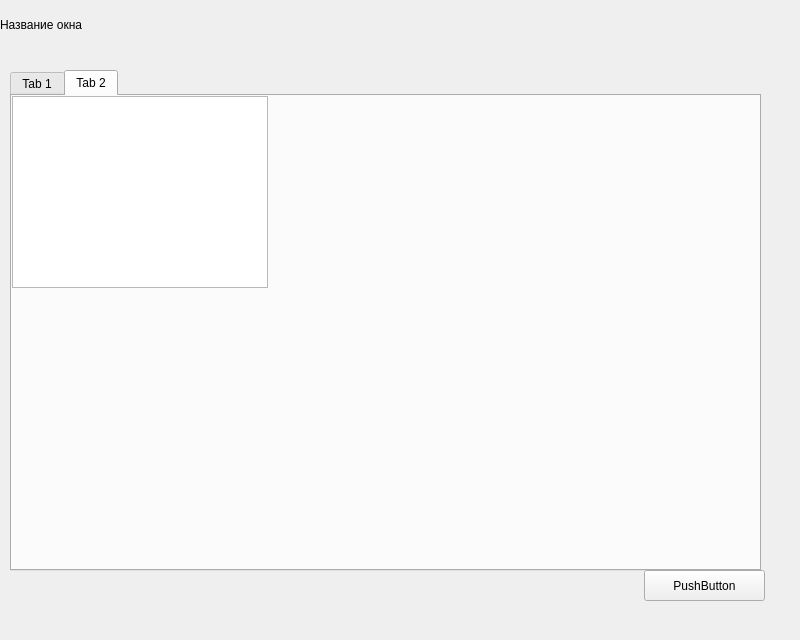
Before: the Qt Designer form Client/tableanalisyswindow.ui in VTshniki/ork, drawn with Qt 5.
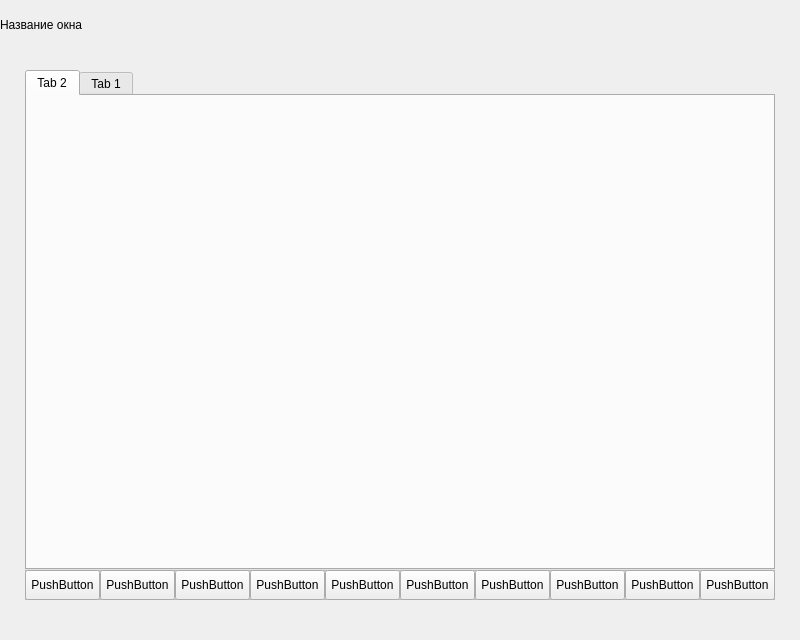
After: the same form once the commit is applied. The open tabs and pages were chosen to show the change.

Patch:
```diff
--- a/Client/tableanalisyswindow.ui
+++ b/Client/tableanalisyswindow.ui
@@ -16,15 +16,20 @@
   <widget class="QTabWidget" name="tabWidget">
    <property name="geometry">
     <rect>
-     <x>10</x>
+     <x>25</x>
      <y>70</y>
-     <width>751</width>
-     <height>501</height>
+     <width>750</width>
+     <height>500</height>
     </rect>
    </property>
    <property name="currentIndex">
     <number>1</number>
    </property>
+   <widget class="QWidget" name="tab_2">
+    <attribute name="title">
+     <string>Tab 2</string>
+    </attribute>
+   </widget>
    <widget class="QWidget" name="tab">
     <attribute name="title">
      <string>Tab 1</string>
@@ -43,21 +48,6 @@
      </property>
     </widget>
    </widget>
-   <widget class="QWidget" name="tab_2">
-    <attribute name="title">
-     <string>Tab 2</string>
-    </attribute>
-    <widget class="QTableWidget" name="tableWidget">
-     <property name="geometry">
-      <rect>
-       <x>0</x>
-       <y>0</y>
-       <width>256</width>
-       <height>192</height>
-      </rect>
-     </property>
-    </widget>
-   </widget>
   </widget>
   <widget class="QLabel" name="label">
    <property name="geometry">
@@ -72,18 +62,151 @@
     <string>Название окна</string>
    </property>
   </widget>
-  <widget class="QPushButton" name="pushButton">
+  <widget class="QFrame" name="frame">
    <property name="geometry">
     <rect>
-     <x>644</x>
+     <x>25</x>
      <y>570</y>
-     <width>121</width>
-     <height>31</height>
+     <width>750</width>
+     <height>30</height>
     </rect>
    </property>
-   <property name="text">
-    <string>PushButton</string>
+   <property name="frameShape">
+    <enum>QFrame::StyledPanel</enum>
    </property>
+   <property name="frameShadow">
+    <enum>QFrame::Raised</enum>
+   </property>
+   <widget class="QPushButton" name="pushButton">
+    <property name="geometry">
+     <rect>
+      <x>0</x>
+      <y>0</y>
+      <width>75</width>
+      <height>30</height>
+     </rect>
+    </property>
+    <property name="text">
+     <string>PushButton</string>
+    </property>
+   </widget>
+   <widget class="QPushButton" name="pushButton_3">
+    <property name="geometry">
+     <rect>
+      <x>75</x>
+      <y>0</y>
+      <width>75</width>
+      <height>30</height>
+     </rect>
+    </property>
+    <property name="text">
+     <string>PushButton</string>
+    </property>
+   </widget>
+   <widget class="QPushButton" name="pushButton_4">
+    <property name="geometry">
+     <rect>
+      <x>150</x>
+      <y>0</y>
+      <width>75</width>
+      <height>30</height>
+     </rect>
+    </property>
+    <property name="text">
+     <string>PushButton</string>
+    </property>
+   </widget>
+   <widget class="QPushButton" name="pushButton_5">
+    <property name="geometry">
+     <rect>
+      <x>225</x>
+      <y>0</y>
+      <width>75</width>
+      <height>30</height>
+     </rect>
+    </property>
+    <property name="text">
+     <string>PushButton</string>
+    </property>
+   </widget>
+   <widget class="QPushButton" name="pushButton_6">
+    <property name="geometry">
+     <rect>
+      <x>300</x>
+      <y>0</y>
+      <width>75</width>
+      <height>30</height>
+     </rect>
+    </property>
+    <property name="text">
+     <string>PushButton</string>
+    </property>
+   </widget>
+   <widget class="QPushButton" name="pushButton_7">
+    <property name="geometry">
+     <rect>
+      <x>375</x>
+      <y>0</y>
+      <width>75</width>
+      <height>30</height>
+     </rect>
+    </property>
+    <property name="text">
+     <string>PushButton</string>
+    </property>
+   </widget>
+   <widget class="QPushButton" name="pushButton_8">
+    <property name="geometry">
+     <rect>
+      <x>450</x>
+      <y>0</y>
+      <width>75</width>
+      <height>30</height>
+     </rect>
+    </property>
+    <property name="text">
+     <string>PushButton</string>
+    </property>
+   </widget>
+   <widget class="QPushButton" name="pushButton_9">
+    <property name="geometry">
+     <rect>
+      <x>525</x>
+      <y>0</y>
+      <width>75</width>
+      <height>30</height>
+     </rect>
+    </property>
+    <property name="text">
+     <string>PushButton</string>
+    </property>
+   </widget>
+   <widget class="QPushButton" name="pushButton_10">
+    <property name="geometry">
+     <rect>
+      <x>600</x>
+      <y>0</y>
+      <width>75</width>
+      <height>30</height>
+     </rect>
+    </property>
+    <property name="text">
+     <string>PushButton</string>
+    </property>
+   </widget>
+   <widget class="QPushButton" name="pushButton_11">
+    <property name="geometry">
+     <rect>
+      <x>675</x>
+      <y>0</y>
+      <width>75</width>
+      <height>30</height>
+     </rect>
+    </property>
+    <property name="text">
+     <string>PushButton</string>
+    </property>
+   </widget>
   </widget>
  </widget>
  <resources/>
```
